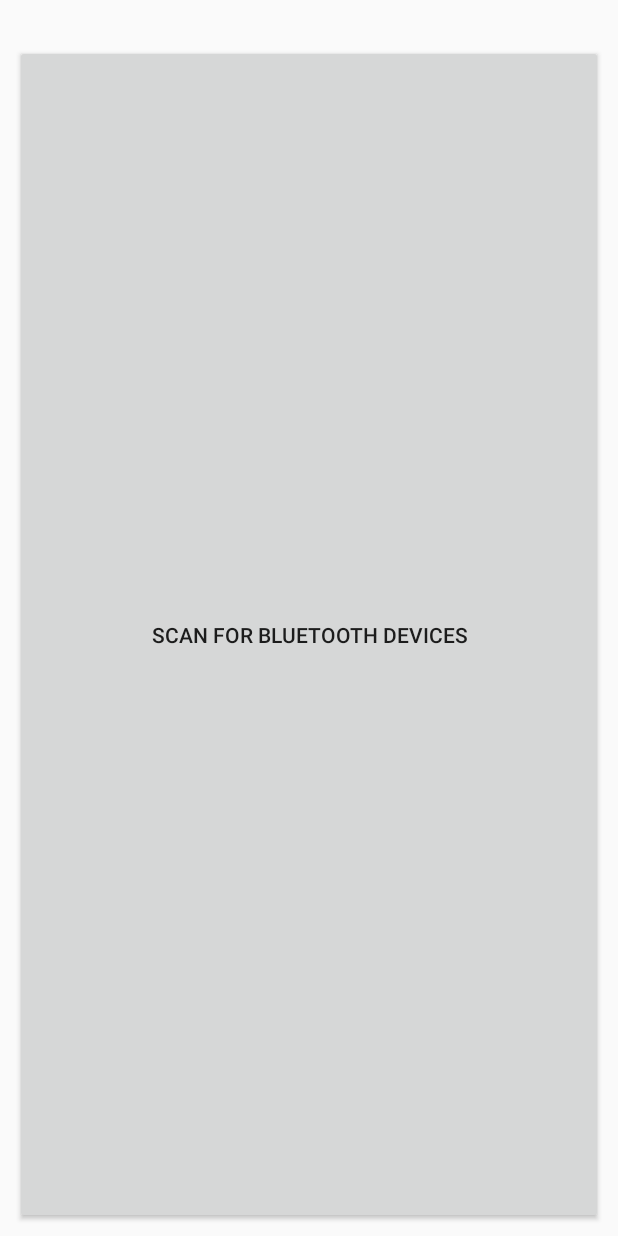
After one commit to RoboLancers/LancerScout, an Android app: the layout bluetooth_scan_custom_dialog.xml on its own in the app's theme, with its tools: preview values and no code run, on a phone screen of 412 x 824 dp. The commit adds this screen. Run offline under Robolectric (Android 15) with nearby library versions, the phone set to English and light mode, and no system bars.

Commit message:
Check for no bluetooth on phone

```diff
--- /dev/null
+++ b/app/src/main/res/layout/bluetooth_scan_custom_dialog.xml
@@ -0,0 +1,21 @@
+<?xml version="1.0" encoding="utf-8"?>
+<LinearLayout xmlns:android="http://schemas.android.com/apk/res/android"
+    android:layout_width="match_parent"
+    android:layout_height="match_parent"
+    android:orientation="vertical">
+
+    <ListView
+        android:id="@+id/bluetoothDeviceList"
+        android:layout_width="match_parent"
+        android:layout_height="wrap_content"
+        android:layout_margin="10dp"
+        android:layout_weight="0.5" />
+
+    <Button
+        android:id="@+id/scanBluetoothButton"
+        android:layout_width="match_parent"
+        android:layout_height="match_parent"
+        android:layout_margin="10dp"
+        android:layout_weight="4"
+        android:text="Scan for bluetooth devices" />
+</LinearLayout>
```
Also changed, not shown: app/src/main/java/robolancer/com/lancerscout/activities/MatchScoutingActivity.java (+30 -4 lines), app/src/main/java/robolancer/com/lancerscout/bluetooth/BluetoothHelper.java (+8 -3 lines), 1 other file.
